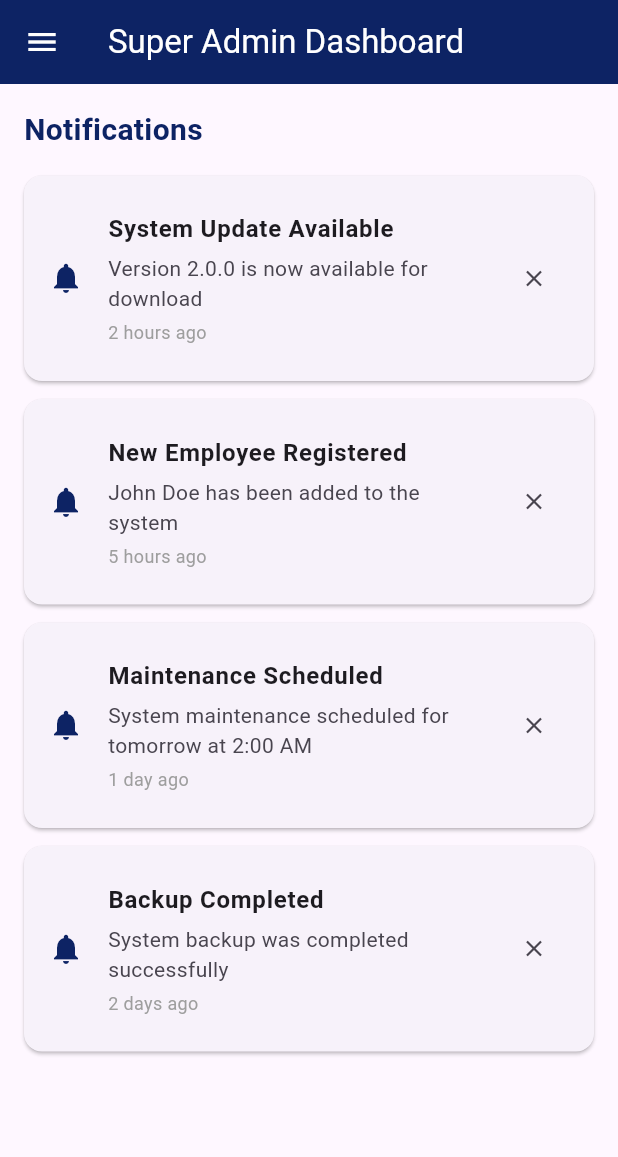
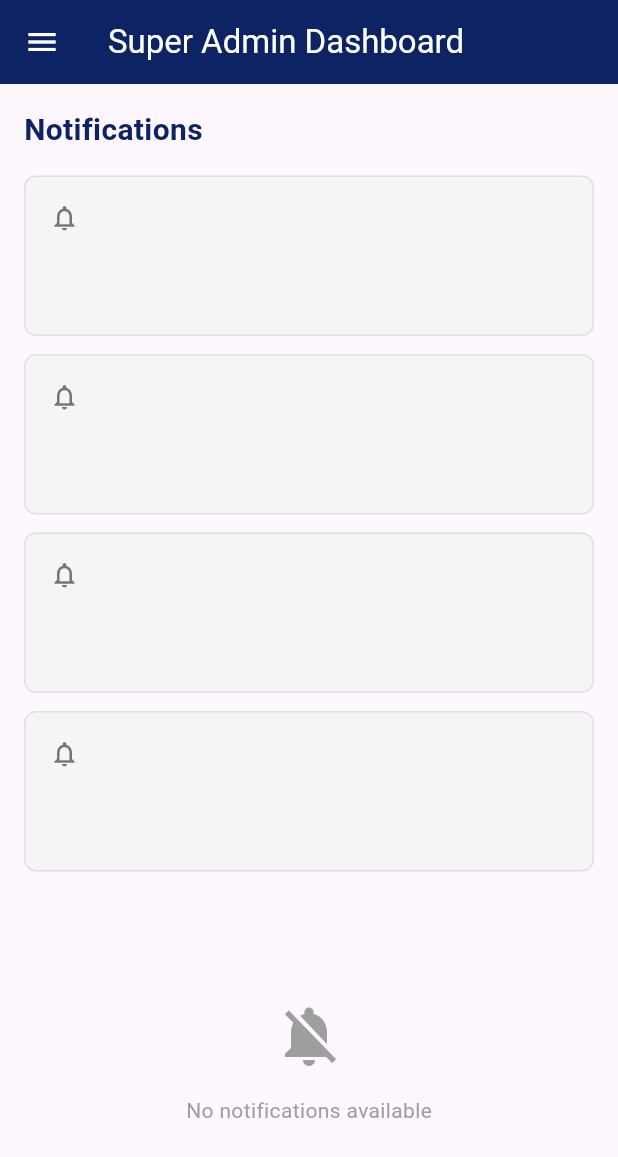
Before and after one commit to Venomous0511/JeepEZ, a Flutter app: the SuperAdminDashboard screen opened directly with empty values, on a phone screen of 412 x 824 dp. Shown: the top 1157 px of the screen. Run offline on Flutter 3.47's test engine with Material 3 defaults, Android fonts, the phone set to English and light mode, and no system bars; our stand-ins replace cloud_firestore, firebase_auth, firebase_core; accounts and stored records are empty; generated files the repository leaves out were written again.

Commit message:
notification placeholder

```diff
--- a/lib/screens/dashboards/inspector_dashboard.dart
+++ b/lib/screens/dashboards/inspector_dashboard.dart
@@ -3,6 +3,8 @@ import '../../models/app_user.dart';
 import '../Personaldetailed/driver.dart'; // Import the PersonalDetails screen
 import '../inspectorreportform/inspector_form.dart';
 import '../inspectortrip/inspector_trip_report.dart';
+import '../workSchedule/inspector.dart';
+import '../leaveapplication/inspector_leaveapp.dart';
 
 class InspectorDashboard extends StatefulWidget {
   final AppUser user;
@@ -21,10 +23,10 @@ class _InspectorDashboardState extends State<InspectorDashboard> {
     super.initState();
     _screens = [
       _buildHomeScreen(),
-      _placeholder('Schedule'),
+      const WorkScheduleScreen(),
       _buildTripScreen(),
       _buildInspectorReportScreen(),
-      _placeholder('Leave'),
+      const LeaveApplicationScreen(),
     ];
   }
 
--- a/lib/screens/dashboards/super_admin_dashboard.dart
+++ b/lib/screens/dashboards/super_admin_dashboard.dart
@@ -23,28 +23,7 @@ class _SuperAdminDashboardState extends State<SuperAdminDashboard> {
   bool showUserManagementOptions = false;
 
   // Sample notifications data
-  final List<Map<String, String>> _notifications = [
-    {
-      'title': 'System Update Available',
-      'message': 'Version 2.0.0 is now available for download',
-      'time': '2 hours ago',
-    },
-    {
-      'title': 'New Employee Registered',
-      'message': 'John Doe has been added to the system',
-      'time': '5 hours ago',
-    },
-    {
-      'title': 'Maintenance Scheduled',
-      'message': 'System maintenance scheduled for tomorrow at 2:00 AM',
-      'time': '1 day ago',
-    },
-    {
-      'title': 'Backup Completed',
-      'message': 'System backup was completed successfully',
-      'time': '2 days ago',
-    },
-  ];
+  final List<Map<String, String>> _notifications = [];
 
   late List<Widget> _screens;
 
@@ -58,6 +37,53 @@ class _SuperAdminDashboardState extends State<SuperAdminDashboard> {
     setState(() {
       _selectedIndex = index;
     });
+  }
+
+  // Blank notification placeholder widget
+  Widget _buildNotificationPlaceholder(int index) {
+    return Container(
+      width: double.infinity,
+      padding: const EdgeInsets.all(16),
+      margin: const EdgeInsets.only(bottom: 12),
+      decoration: BoxDecoration(
+        color: Colors.grey[100],
+        borderRadius: BorderRadius.circular(8),
+        border: Border.all(color: Colors.grey[300]!),
+      ),
+      child: Column(
+        crossAxisAlignment: CrossAxisAlignment.start,
+        children: [
+          Row(
+            children: [
+              Icon(Icons.notifications_none, size: 20, color: Colors.grey[600]),
+              const SizedBox(width: 8),
+              Text(
+                '', // Blank title
+                style: TextStyle(
+                  fontSize: 16,
+                  fontWeight: FontWeight.bold,
+                  color: Colors.grey[700],
+                ),
+              ),
+            ],
+          ),
+          const SizedBox(height: 8),
+          Text(
+            '', // Blank message
+            style: TextStyle(fontSize: 14, color: Colors.grey[600]),
+          ),
+          const SizedBox(height: 4),
+          Text(
+            '', // Blank status
+            style: TextStyle(
+              fontSize: 12,
+              color: Colors.grey[500],
+              fontStyle: FontStyle.italic,
+            ),
+          ),
+        ],
+      ),
+    );
   }
 
   /// ---------------- HOME SCREEN ----------------
@@ -76,12 +102,31 @@ class _SuperAdminDashboardState extends State<SuperAdminDashboard> {
             ),
           ),
           const SizedBox(height: 16),
+          // placeholders
+          Column(
+            children: List.generate(
+              4,
+              (index) => _buildNotificationPlaceholder(index),
+            ),
+          ),
+          const SizedBox(height: 16),
           Expanded(
             child: _notifications.isEmpty
                 ? const Center(
-                    child: Text(
-                      'No notifications',
-                      style: TextStyle(color: Colors.grey),
+                    child: Column(
+                      mainAxisAlignment: MainAxisAlignment.center,
+                      children: [
+                        Icon(
+                          Icons.notifications_off,
+                          size: 48,
+                          color: Colors.grey,
+                        ),
+                        SizedBox(height: 16),
+                        Text(
+                          'No notifications available',
+                          style: TextStyle(color: Colors.grey),
+                        ),
+                      ],
                     ),
                   )
                 : ListView.builder(
--- a/lib/screens/leaveapplication/inspector_leaveapp.dart
+++ b/lib/screens/leaveapplication/inspector_leaveapp.dart
@@ -58,8 +58,13 @@ class _LeaveApplicationScreenState extends State<LeaveApplicationScreen> {
   Widget build(BuildContext context) {
     return Scaffold(
       appBar: AppBar(
-        title: const Text('Leave Application'),
-        backgroundColor: const Color(0xFF0D2364),
+        title: const Text(
+          'Leave Application',
+          style: TextStyle(color: Colors.white), // Changed text color to white
+        ),
+        backgroundColor: const Color(
+          0xFF0D2364,
+        ), // Changed to the specified color
       ),
       body: SingleChildScrollView(
         padding: const EdgeInsets.all(16.0),
```
